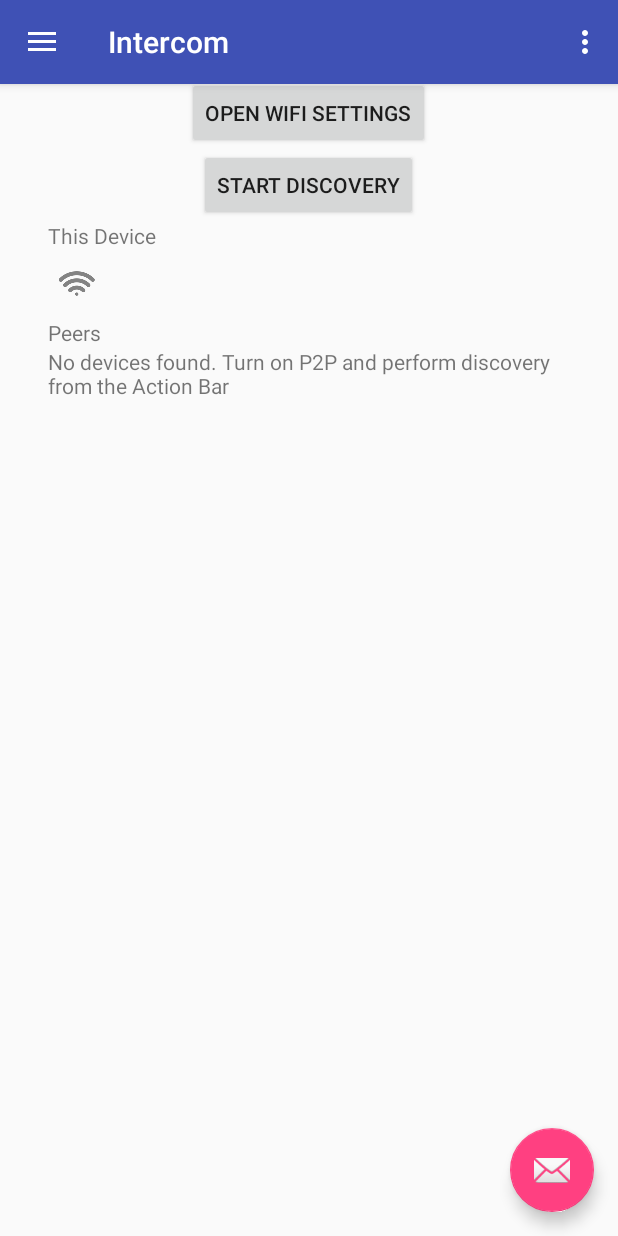
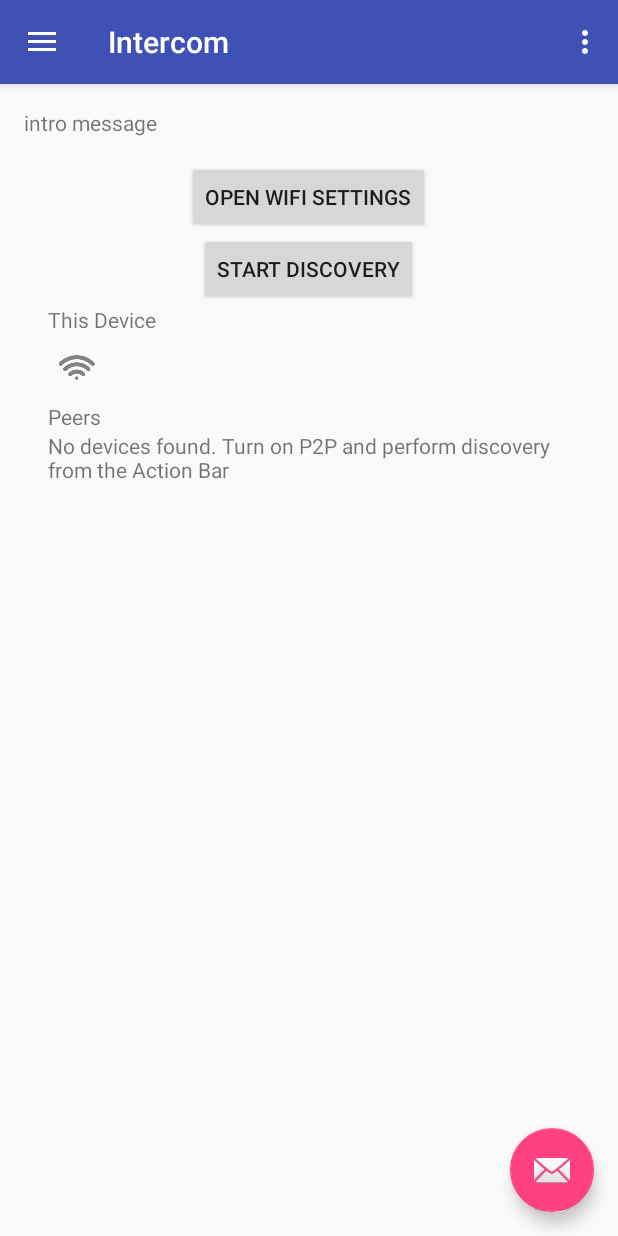
Before and after one commit to pbeza/android, an Android app: the screen it shows after launch (MainActivity), on a phone screen of 412 x 824 dp. Run offline under Robolectric (Android 15) with nearby library versions, the phone set to English and light mode, and no system bars.

Commit message:
Fix buga w przysłanianiu treści toolbarem

```diff
--- a/src/intercom/app/src/main/res/layout/app_bar_main.xml
+++ b/src/intercom/app/src/main/res/layout/app_bar_main.xml
@@ -17,6 +17,7 @@
             android:layout_width="match_parent"
             android:layout_height="?attr/actionBarSize"
             android:background="?attr/colorPrimary"
+            app:layout_scrollFlags="scroll|enterAlways"
             app:popupTheme="@style/AppTheme.PopupOverlay" />
 
     </android.support.design.widget.AppBarLayout>
--- a/src/intercom/app/src/main/res/layout/content_main.xml
+++ b/src/intercom/app/src/main/res/layout/content_main.xml
@@ -2,7 +2,9 @@
 <ScrollView xmlns:android="http://schemas.android.com/apk/res/android"
     xmlns:tools="http://schemas.android.com/tools"
     android:layout_width="match_parent"
-    android:layout_height="match_parent">
+    android:layout_height="match_parent"
+    xmlns:app="http://schemas.android.com/apk/res-auto"
+    app:layout_behavior="@string/appbar_scrolling_view_behavior">
 
     <LinearLayout
         android:id="@+id/linearLayout1"
```
